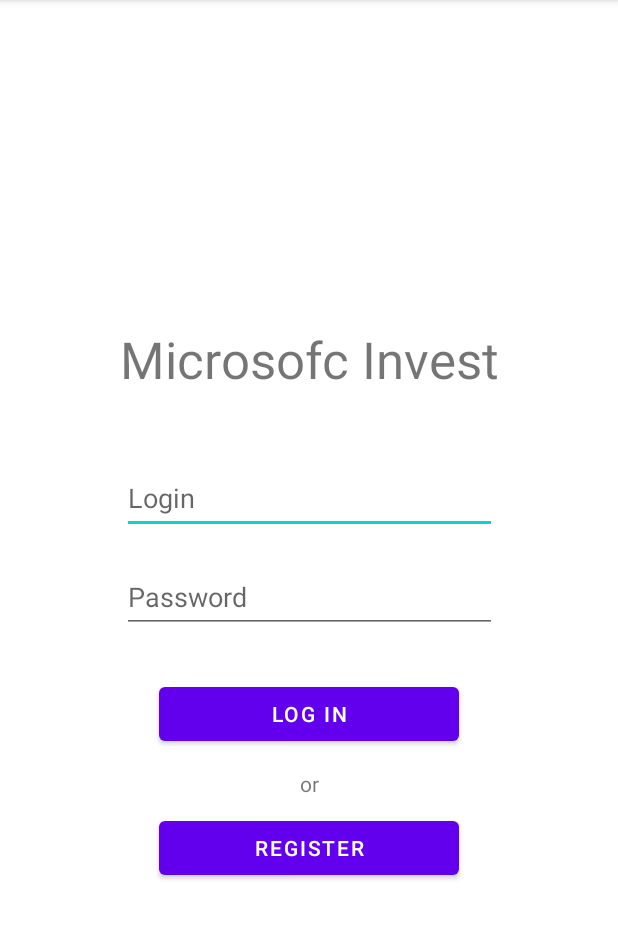
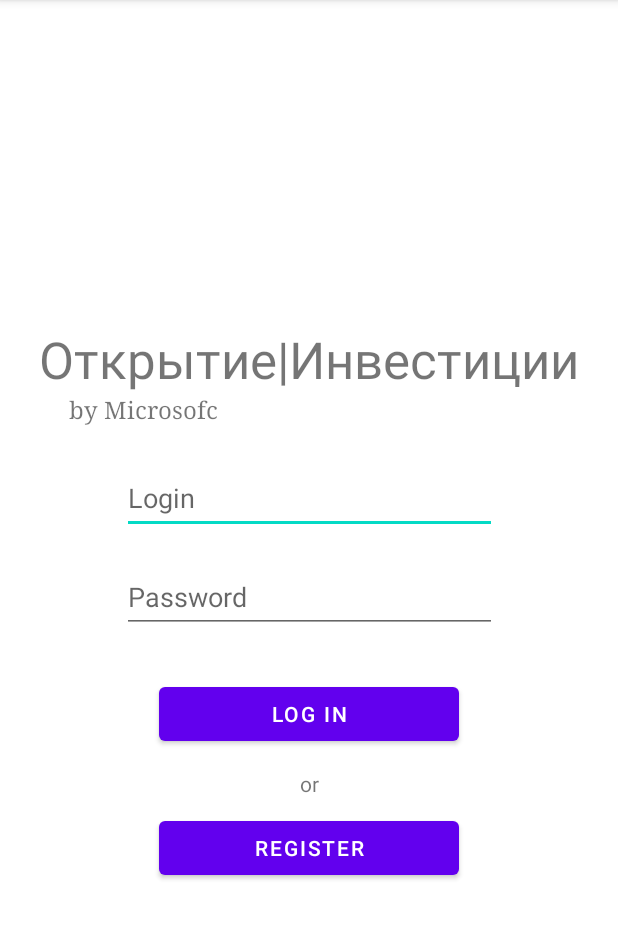
Before and after one commit to AndreyMAI-github/HMA_2021, an Android app: the screen it shows after launch (MainActivity), on a phone screen of 412 x 824 dp, the part 84-1023 px from its top. Run offline under Robolectric (Android 15) with nearby library versions, the phone set to English and light mode, and no system bars.

Commit message:
Font antic.ttf

```diff
--- a/app/android/app/src/main/res/layout/activity_main.xml
+++ b/app/android/app/src/main/res/layout/activity_main.xml
@@ -10,7 +10,7 @@
         android:id="@+id/textView"
         android:layout_width="wrap_content"
         android:layout_height="wrap_content"
-        android:text="@string/team_app_logo_name"
+        android:text="@string/app_logo"
         android:textSize="34sp"
         app:layout_constraintBottom_toBottomOf="parent"
         app:layout_constraintLeft_toLeftOf="parent"
@@ -79,4 +79,15 @@
         app:layout_constraintTop_toBottomOf="@+id/textView2"
         app:layout_constraintVertical_bias="0.05" />
 
+    <TextView
+        android:id="@+id/textView3"
+        android:layout_width="wrap_content"
+        android:layout_height="wrap_content"
+        android:layout_marginStart="20dp"
+        android:fontFamily="serif"
+        android:text="@string/team_app_logo_name"
+        android:textSize="16sp"
+        app:layout_constraintStart_toStartOf="@+id/textView"
+        app:layout_constraintTop_toBottomOf="@+id/textView" />
+
 </androidx.constraintlayout.widget.ConstraintLayout>
--- a/app/android/app/src/main/res/values/strings.xml
+++ b/app/android/app/src/main/res/values/strings.xml
@@ -1,6 +1,7 @@
 <resources>
     <string name="app_name">MHA2021</string>
-    <string name="team_app_logo_name">Microsofc Invest</string>
+    <string name="team_app_logo_name">by Microsofc</string>
+    <string name="app_logo">Открытие|Инвестиции</string>
     <string name="login_hint">Login</string>
     <string name="password_hint">Password</string>
     <string name="password_repeat_hint">Repeat password</string>
```
Also changed, not shown: app/android/app/src/main/res/font/antic.ttf (added).
